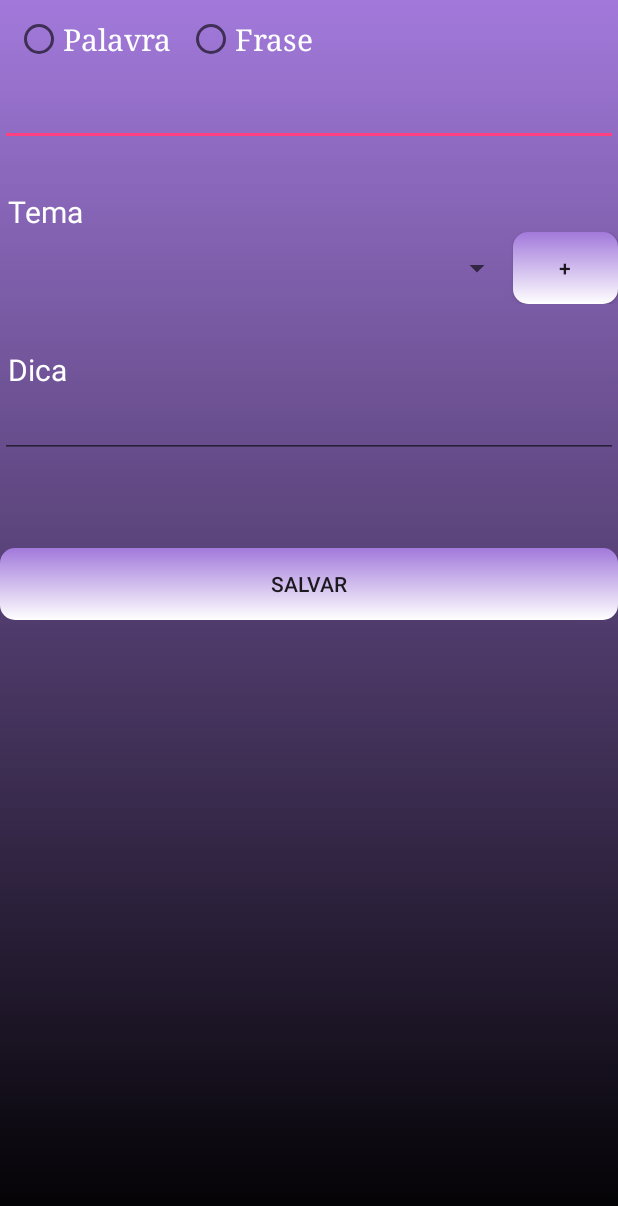
After one commit to MarceloxAlves/ForcaX, an Android app: the FormularioActivity screen opened directly, with no data from a screen before it, on a phone screen of 412 x 824 dp. The commit adds this screen. Shown: the top 1206 px of the screen. Run offline under Robolectric (Android 15) with nearby library versions, the phone set to English and light mode, and no system bars.

Commit message:
formulario

```diff
--- a/app/src/main/AndroidManifest.xml
+++ b/app/src/main/AndroidManifest.xml
@@ -20,7 +20,8 @@
         <activity android:name=".app.ForcaActivity" />
         <activity android:name=".app.ScoreActivity" />
         <activity android:name=".app.GameActivity" />
-        <activity android:name=".app.MainActivity"></activity>
+        <activity android:name=".app.MainActivity" />
+        <activity android:name=".app.FormularioActivity"></activity>
     </application>
 
 </manifest>
--- /dev/null
+++ b/app/src/main/java/br/com/avantigames/forcax/app/FormularioActivity.java
@@ -0,0 +1,15 @@
+package br.com.avantigames.forcax.app;
+
+import android.support.v7.app.AppCompatActivity;
+import android.os.Bundle;
+
+import br.com.avantigames.forcax.R;
+
+public class FormularioActivity extends AppCompatActivity {
+
+    @Override
+    protected void onCreate(Bundle savedInstanceState) {
+        super.onCreate(savedInstanceState);
+        setContentView(R.layout.activity_formulario);
+    }
+}
--- /dev/null
+++ b/app/src/main/res/layout/activity_formulario.xml
@@ -0,0 +1,89 @@
+<?xml version="1.0" encoding="utf-8"?>
+<LinearLayout xmlns:android="http://schemas.android.com/apk/res/android"
+    xmlns:app="http://schemas.android.com/apk/res-auto"
+    xmlns:tools="http://schemas.android.com/tools"
+    android:layout_width="match_parent"
+    android:layout_height="match_parent"
+    android:orientation="vertical"
+    android:background="@drawable/bg_game"
+    tools:context=".app.FormularioActivity">
+
+    <RadioGroup
+        android:layout_marginTop="10dp"
+        android:layout_width="wrap_content"
+        android:layout_height="wrap_content"
+        android:orientation="horizontal"
+        android:layout_margin="10dp">
+        <RadioButton
+            android:id="@+id/palvras_btn"
+            android:layout_width="wrap_content"
+            android:layout_height="wrap_content"
+            android:textSize="20sp"
+            android:textColor="@color/white"
+            android:fontFamily="serif"
+            android:text="@string/palavra"/>
+        <RadioButton
+            android:id="@+id/frase_btn"
+            android:layout_marginLeft="10dp"
+            android:textColor="@color/white"
+            android:layout_width="wrap_content"
+            android:layout_height="wrap_content"
+            android:textSize="20sp"
+            android:fontFamily="serif"
+            android:text="@string/frase"/>
+    </RadioGroup>
+
+    <EditText
+        android:id="@+id/palavra_frase"
+        android:layout_width="match_parent"
+        android:layout_height="wrap_content" />
+    <TextView
+        android:layout_marginTop="30dp"
+        android:layout_marginLeft="5dp"
+        android:textColor="@color/white"
+        android:layout_width="wrap_content"
+        android:layout_height="wrap_content"
+        android:text="@string/tema"
+        android:textSize="20sp"/>
+    <LinearLayout
+        android:layout_width="match_parent"
+        android:layout_height="wrap_content"
+        android:orientation="horizontal">
+        <Spinner
+            android:id="@+id/tema_spinner"
+            android:layout_width="match_parent"
+            android:layout_height="match_parent"
+            android:layout_weight="4">
+        </Spinner>
+        <Button
+            android:layout_width="wrap_content"
+            android:layout_height="wrap_content"
+            android:layout_weight="1"
+            android:background="@drawable/button_layout"
+            android:text="@string/plus"/>
+
+    </LinearLayout>
+    <TextView
+        android:layout_marginTop="30dp"
+        android:textColor="@color/white"
+        android:layout_width="wrap_content"
+        android:layout_height="wrap_content"
+        android:text="@string/dica"
+        android:layout_marginLeft="5dp"
+        android:textSize="20sp"/>
+    <EditText
+        android:id="@+id/dica"
+        android:textColor="@color/white"
+        android:layout_width="match_parent"
+        android:layout_height="wrap_content" />
+
+    <Button
+        android:layout_width="match_parent"
+        android:layout_height="wrap_content"
+        android:layout_marginTop="60dp"
+        android:background="@drawable/button_layout"
+        android:layout_gravity="end"
+        android:text="@string/salvar" />
+
+
+</LinearLayout>
--- a/app/src/main/res/values/strings.xml
+++ b/app/src/main/res/values/strings.xml
@@ -8,4 +8,10 @@
     <string name="recordes">Recordes</string>
     <string name="iniciar">Iniciar</string>
     <string name="nome">Nome</string>
+    <string name="palavra">Palavra</string>
+    <string name="frase">Frase</string>
+    <string name="tema">Tema</string>
+    <string name="dica">Dica</string>
+    <string name="salvar">Salvar</string>
+    <string name="plus">+</string>
 </resources>
```
